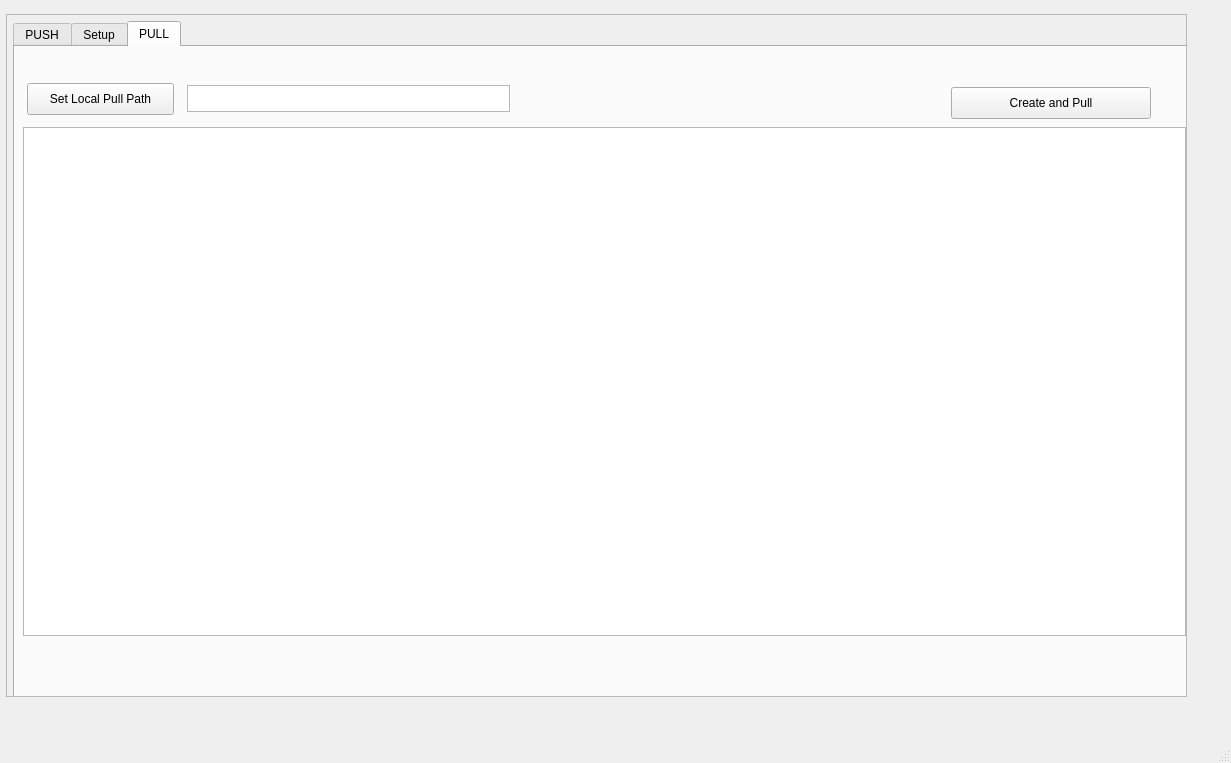
Old version of the form gui/main.ui in the repository wmarchewka/GitTool.
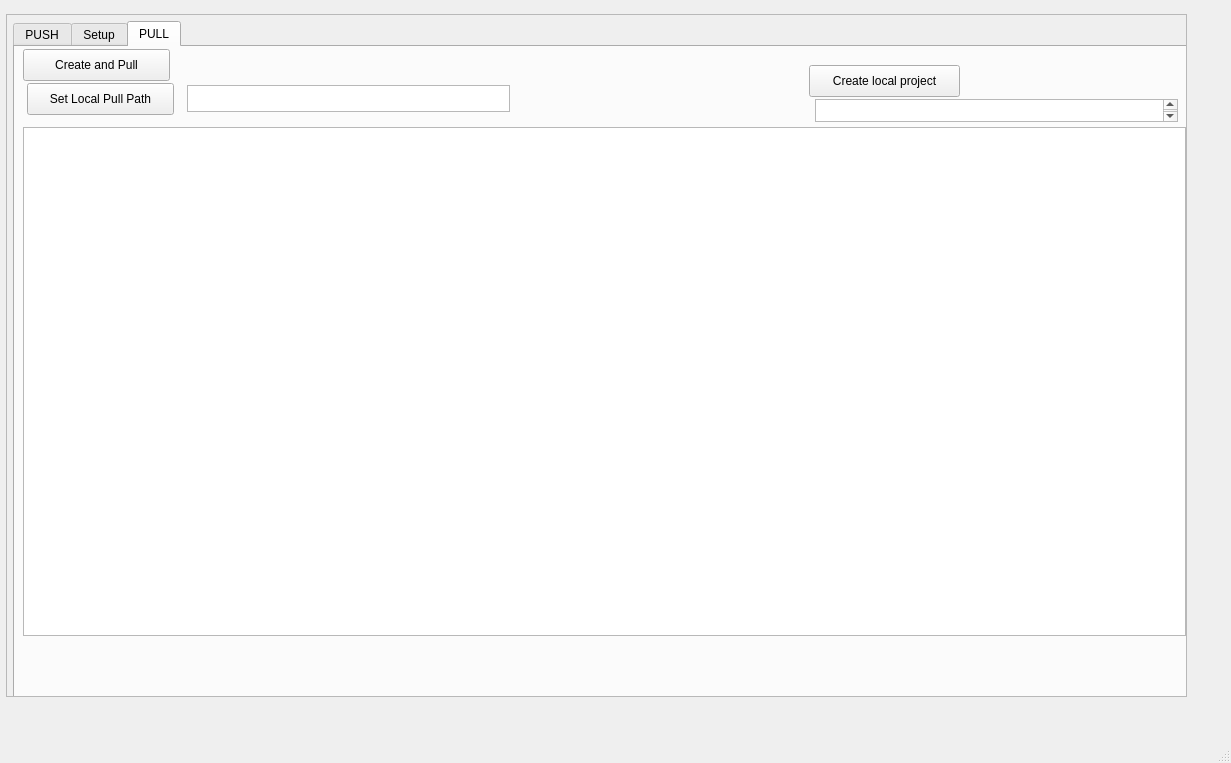
New version of the form. The open tabs and pages were chosen to show the change.

Diff of the .ui file:
```diff
--- a/gui/main.ui
+++ b/gui/main.ui
@@ -260,9 +260,9 @@
        <widget class="QPushButton" name="pb_create_and_pull">
         <property name="geometry">
          <rect>
-          <x>936</x>
-          <y>40</y>
-          <width>200</width>
+                   <x>8</x>
+                   <y>2</y>
+                   <width>147</width>
           <height>32</height>
          </rect>
         </property>
@@ -270,6 +270,29 @@
          <string>Create and Pull</string>
         </property>
        </widget>
+          <widget class="QPushButton" name="pb_create_local_project">
+              <property name="geometry">
+                  <rect>
+                      <x>794</x>
+                      <y>18</y>
+                      <width>151</width>
+                      <height>32</height>
+                  </rect>
+              </property>
+              <property name="text">
+                  <string>Create local project</string>
+              </property>
+          </widget>
+          <widget class="QTextEdit" name="te_project_name">
+              <property name="geometry">
+                  <rect>
+                      <x>800</x>
+                      <y>52</y>
+                      <width>363</width>
+                      <height>23</height>
+                  </rect>
+              </property>
+          </widget>
       </widget>
      </widget>
     </widget>
```
Left out of the diff: 4 changed lines with no effect on the pictures. Lines whose indentation alone changed are shown as unchanged.
